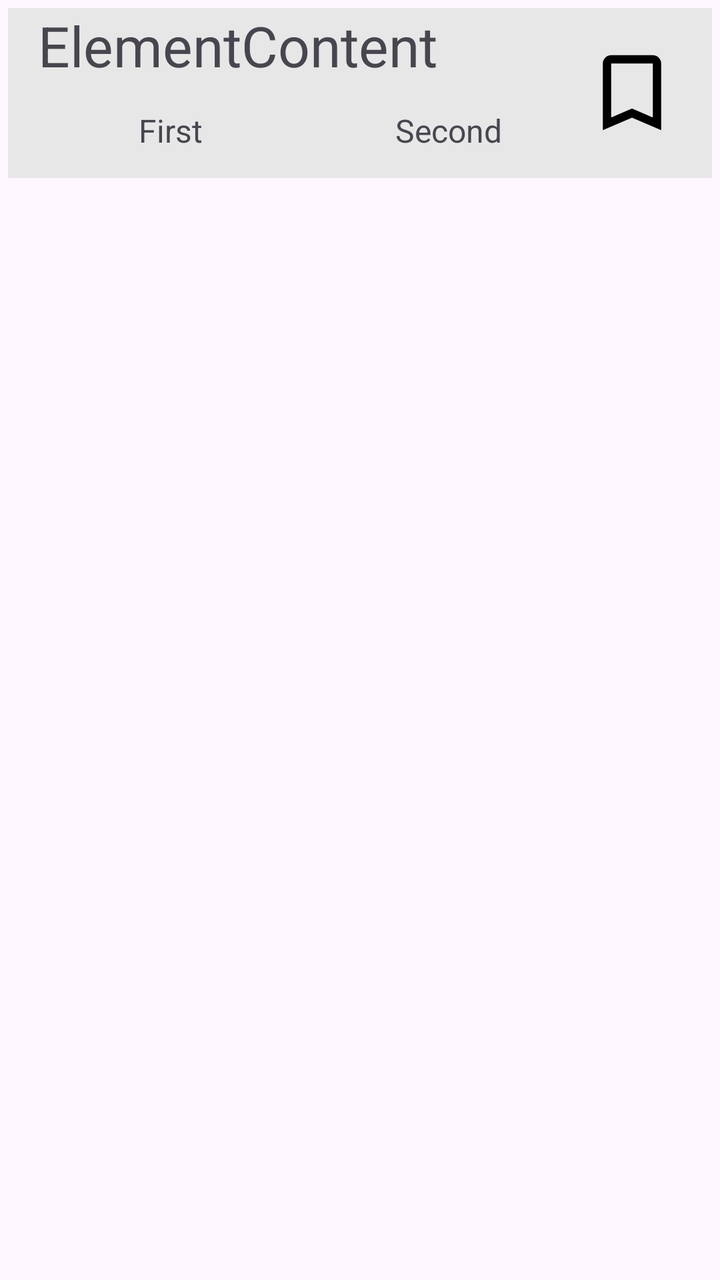
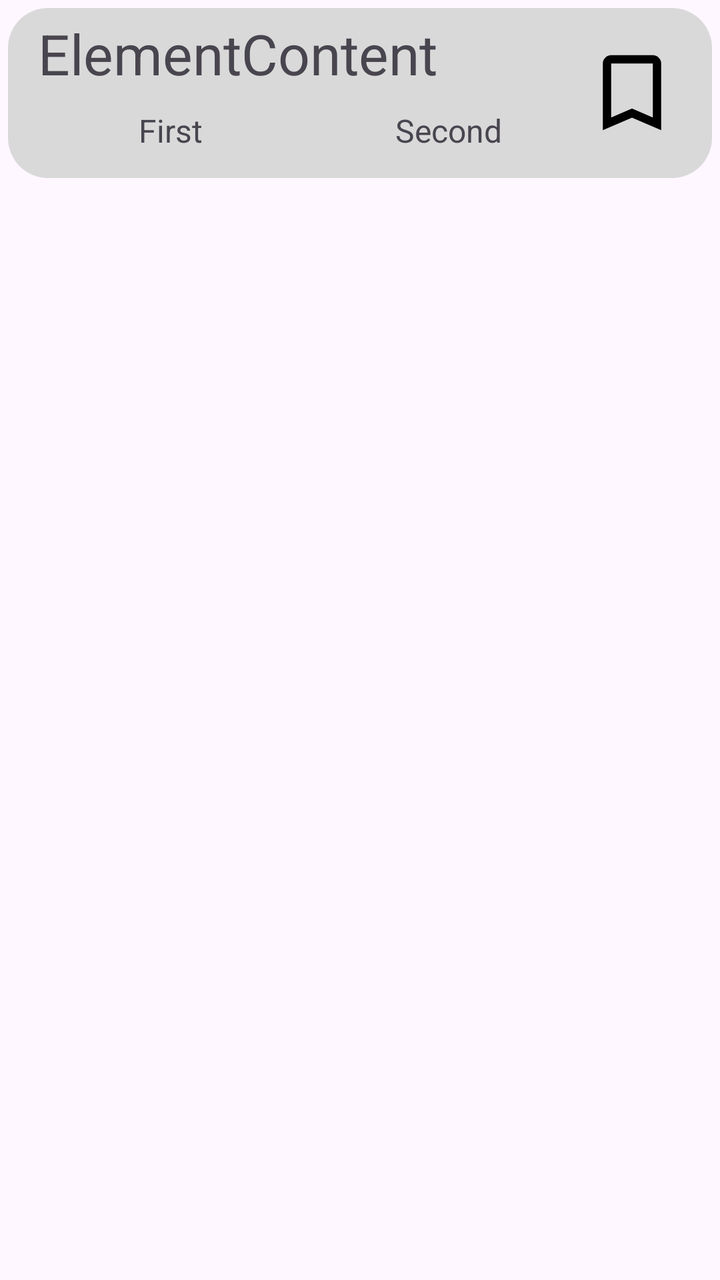

Compare the two renders of this Android layout. The source of the first and the diff that turns it into the second are given below.
<!-- AndroidManifest.xml: application theme Theme.FGLearning -->
<!-- res/layout/item_package_element.xml -->
<?xml version="1.0" encoding="utf-8"?>
<layout xmlns:app="http://schemas.android.com/apk/res-auto"
    xmlns:android="http://schemas.android.com/apk/res/android">

    <data>
        <variable
            name="packageItemWithData"
            type="com.example.fglearning.PackageItemWithData" />
    </data>

    <LinearLayout
        android:layout_width="match_parent"
        android:layout_height="wrap_content"
        android:orientation="vertical"
        android:padding="4dp">
        
        <LinearLayout
            android:layout_width="match_parent"
            android:layout_height="85dp"
            android:background="#E7E7E7"
            android:orientation="horizontal"
            android:paddingStart="15dp"
            android:paddingEnd="15dp">

            <LinearLayout
                android:layout_width="wrap_content"
                android:layout_height="match_parent"
                android:orientation="vertical"
                android:layout_weight="1"
                android:gravity="center_vertical">
                
                <LinearLayout
                    android:layout_width="wrap_content"
                    android:layout_height="wrap_content"
                    android:orientation="horizontal"
                    android:gravity="center_vertical">
                    <TextView
                        android:id="@+id/itemContentText"
                        android:layout_width="wrap_content"
                        android:layout_height="wrap_content"
                        android:maxLength="20"
                        android:text="ElementContent"
                        android:textSize="28dp"/>
                    
                </LinearLayout>
                <LinearLayout
                    android:id="@+id/TwoTextsAndSeparator"
                    android:layout_width="match_parent"
                    android:layout_height="wrap_content"
                    android:orientation="horizontal"
                    android:gravity="center_vertical">
                    
                    <LinearLayout
                        android:layout_width="0dp"
                        android:layout_height="match_parent"
                        android:layout_weight="1"
                        android:gravity="center"
                        android:orientation="vertical">

                        <TextView
                            android:id="@+id/firstText"
                            android:maxLines="4"
                            android:gravity="center"
                            android:scrollbars="vertical"
                            android:maxLength="40"
                            android:layout_width="wrap_content"
                            android:layout_height="match_parent"
                            android:textSize="16dp"
                            android:text="First"/>
                    </LinearLayout>
                    
                    <View
                        android:id="@+id/separator"
                        android:layout_width="0dp"
                        android:layout_height="wrap_content"
                        android:foreground="@color/gray"
                        android:layout_weight="0.05" />
                    <LinearLayout
                        android:layout_width="0dp"
                        android:layout_height="match_parent"
                        android:layout_weight="1"
                        android:gravity="center"
                        android:orientation="vertical">

                        <TextView
                            android:id="@+id/secondText"
                            android:maxLines="4"
                            android:gravity="center"
                            android:scrollbars="vertical"
                            android:maxLength="40"
                            android:layout_width="wrap_content"
                            android:layout_height="match_parent"
                            android:textSize="16dp"
                            android:text="Second"/>
                    </LinearLayout>
                </LinearLayout>
            </LinearLayout>

            <ImageView
                android:id="@+id/markButton"
                android:layout_width="50dp"
                android:layout_height="50dp"
                app:srcCompat="@drawable/bookmark"
                android:layout_gravity="center"/>

        </LinearLayout>

        
        
        
        
    </LinearLayout>

</layout>
<!-- resources referenced by this layout -->
<resources>
  <color name="gray">#B6B6B6</color>
  <!-- drawable bookmark (drawable) -->
  <vector xmlns:android="http://schemas.android.com/apk/res/android" android:height="24dp" android:tint="#000000" android:viewportHeight="960" android:viewportWidth="960" android:width="24dp">
        
      <path android:fillColor="@android:color/white" android:pathData="M200,840L200,200Q200,167 223.5,143.5Q247,120 280,120L680,120Q713,120 736.5,143.5Q760,167 760,200L760,840L480,720L200,840ZM280,718L480,632L680,718L680,200Q680,200 680,200Q680,200 680,200L280,200Q280,200 280,200Q280,200 280,200L280,718ZM280,200L280,200Q280,200 280,200Q280,200 280,200L680,200Q680,200 680,200Q680,200 680,200L680,200L480,200L280,200Z"/>
      
  </vector>
  <style name="Theme.FGLearning" parent="Base.Theme.FGLearning">
      </style>
  <style name="Base.Theme.FGLearning" parent="Theme.Material3.DayNight.NoActionBar">
      </style>
</resources>

<!-- the commit's change to res/layout/item_package_element.xml (unified diff, before → after) -->
@@ -17,7 +17,7 @@
         <LinearLayout
             android:layout_width="match_parent"
             android:layout_height="85dp"
-            android:background="#E7E7E7"
+            android:background="@drawable/shape_rounded"
             android:orientation="horizontal"
             android:paddingStart="15dp"
             android:paddingEnd="15dp">
<!-- resource entries referenced after the edit -->
@@ -7,8 +7,23 @@
       <path android:fillColor="@android:color/white" android:pathData="M200,840L200,200Q200,167 223.5,143.5Q247,120 280,120L680,120Q713,120 736.5,143.5Q760,167 760,200L760,840L480,720L200,840ZM280,718L480,632L680,718L680,200Q680,200 680,200Q680,200 680,200L280,200Q280,200 280,200Q280,200 280,200L280,718ZM280,200L280,200Q280,200 280,200Q280,200 280,200L680,200Q680,200 680,200Q680,200 680,200L680,200L480,200L280,200Z"/>
       
   </vector>
+  <!-- drawable shape_rounded (drawable) -->
+  <?xml version="1.0" encoding="utf-8"?>
+  <shape xmlns:android="http://schemas.android.com/apk/res/android"
+      android:shape="rectangle">
+  
+      <solid android:color="@color/light_gray" />
+      
+      <corners android:radius="20dp" />
+      <padding
+          android:left="4dp"
+          android:top="4dp"
+          android:right="4dp"
+          android:bottom="4dp" />
+  </shape>
   <style name="Theme.FGLearning" parent="Base.Theme.FGLearning">
       </style>
+  <color name="light_gray">#D9D9D9</color>
   <style name="Base.Theme.FGLearning" parent="Theme.Material3.DayNight.NoActionBar">
       </style>
 </resources>
